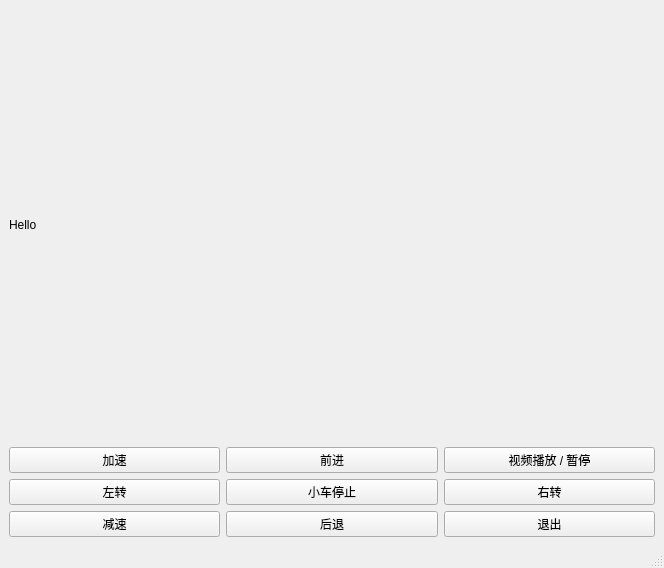
Qt form src/server/mwin.ui (xxcosmos/RispberryProject) before a commit.
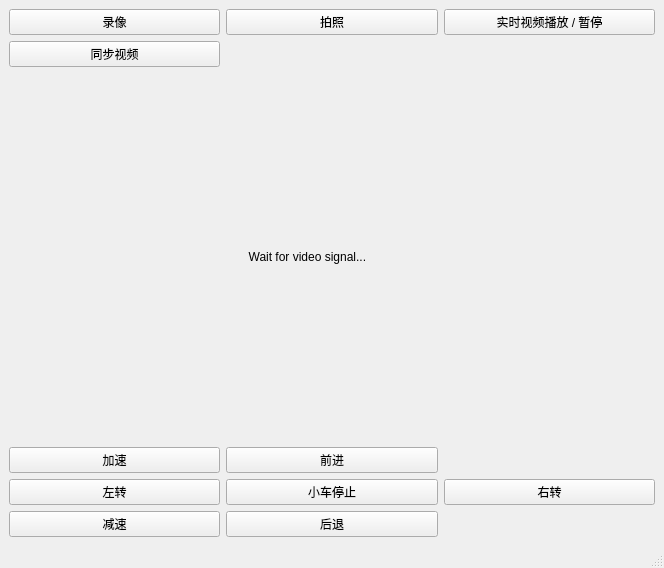
The same form after that commit.

What changed in the file:
```diff
--- a/src/server/mwin.ui
+++ b/src/server/mwin.ui
@@ -17,73 +17,87 @@
    <layout class="QGridLayout" name="gridLayout_2">
     <item row="0" column="0">
      <layout class="QGridLayout" name="gridLayout">
-      <item row="1" column="1">
+      <item row="0" column="1">
+       <widget class="QPushButton" name="photo_button">
+        <property name="text">
+         <string>拍照</string>
+        </property>
+       </widget>
+      </item>
+      <item row="4" column="1">
        <widget class="QPushButton" name="forward_button">
         <property name="text">
          <string>前进</string>
         </property>
        </widget>
       </item>
-      <item row="3" column="1">
+      <item row="6" column="1">
        <widget class="QPushButton" name="backward_button">
         <property name="text">
          <string>后退</string>
         </property>
        </widget>
       </item>
-      <item row="2" column="0">
+      <item row="5" column="0">
        <widget class="QPushButton" name="left_button">
         <property name="text">
          <string>左转</string>
         </property>
        </widget>
       </item>
-      <item row="2" column="2">
-       <widget class="QPushButton" name="right_button">
-        <property name="text">
-         <string>右转</string>
-        </property>
-       </widget>
-      </item>
-      <item row="0" column="0" colspan="3">
-       <widget class="QLabel" name="video_frame">
-        <property name="text">
-         <string>Hello</string>
-        </property>
-       </widget>
-      </item>
-      <item row="2" column="1">
-       <widget class="QPushButton" name="stop_button">
-        <property name="text">
-         <string>小车停止</string>
-        </property>
-       </widget>
-      </item>
-      <item row="3" column="0">
+      <item row="6" column="0">
        <widget class="QPushButton" name="sub_speed_button">
         <property name="text">
          <string>减速</string>
         </property>
        </widget>
       </item>
-      <item row="1" column="0">
+      <item row="5" column="1">
+       <widget class="QPushButton" name="stop_button">
+        <property name="text">
+         <string>小车停止</string>
+        </property>
+       </widget>
+      </item>
+      <item row="4" column="0">
        <widget class="QPushButton" name="add_speed_button">
         <property name="text">
          <string>加速</string>
         </property>
        </widget>
       </item>
-      <item row="1" column="2">
+      <item row="5" column="2">
+       <widget class="QPushButton" name="right_button">
+        <property name="text">
+         <string>右转</string>
+        </property>
+       </widget>
+      </item>
+      <item row="2" column="0" colspan="3">
+       <widget class="QLabel" name="video_frame">
+        <property name="text">
+         <string>                                                                        Wait for video signal...</string>
+        </property>
+       </widget>
+      </item>
+      <item row="0" column="2">
        <widget class="QPushButton" name="start_button">
         <property name="text">
-         <string>视频播放 / 暂停</string>
+         <string>实时视频播放 / 暂停</string>
         </property>
        </widget>
       </item>
-      <item row="3" column="2">
-       <widget class="QPushButton" name="exit_button">
+      <item row="0" column="0">
+       <widget class="QPushButton" name="video_button">
         <property name="text">
-         <string>退出</string>
+         <string>录像</string>
+        </property>
+       </widget>
+      </item>
+      <item row="1" column="0">
+       <widget class="QPushButton" name="sync_button">
+        <property name="text">
+         <string>同步视频</string>
         </property>
        </widget>
       </item>
```
